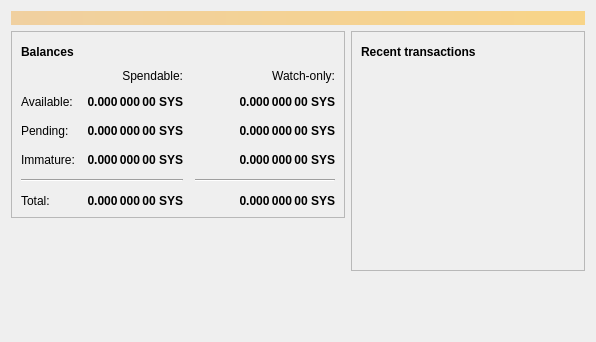
Before: the Qt Designer form src/qt/forms/overviewpage.ui in John-Tonny/vircles, drawn with Qt 5.
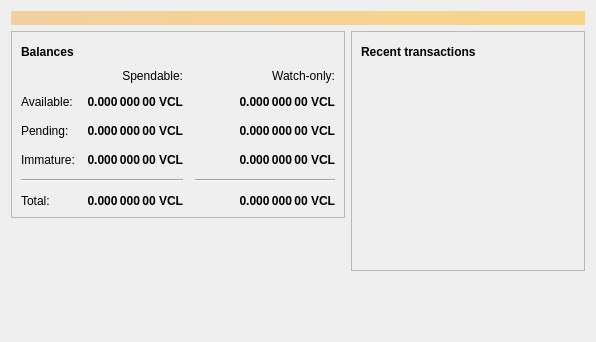
After: the same form once the commit is applied. Icons and pictures are not drawn.

```diff
--- a/src/qt/forms/overviewpage.ui
+++ b/src/qt/forms/overviewpage.ui
@@ -129,7 +129,7 @@
                <string>Unconfirmed transactions to watch-only addresses</string>
               </property>
               <property name="text">
-               <string notr="true">0.000 000 00 SYS</string>
+               <string notr="true">0.000 000 00 VCL</string>
               </property>
               <property name="alignment">
                <set>Qt::AlignRight|Qt::AlignTrailing|Qt::AlignVCenter</set>
@@ -154,7 +154,7 @@
                <string>Total of transactions that have yet to be confirmed, and do not yet count toward the spendable balance</string>
               </property>
               <property name="text">
-               <string notr="true">0.000 000 00 SYS</string>
+               <string notr="true">0.000 000 00 VCL</string>
               </property>
               <property name="alignment">
                <set>Qt::AlignRight|Qt::AlignTrailing|Qt::AlignVCenter</set>
@@ -179,7 +179,7 @@
                <string>Mined balance in watch-only addresses that has not yet matured</string>
               </property>
               <property name="text">
-               <string notr="true">0.000 000 00 SYS</string>
+               <string notr="true">0.000 000 00 VCL</string>
               </property>
               <property name="alignment">
                <set>Qt::AlignRight|Qt::AlignTrailing|Qt::AlignVCenter</set>
@@ -237,7 +237,7 @@
                <string>Mined balance that has not yet matured</string>
               </property>
               <property name="text">
-               <string notr="true">0.000 000 00 SYS</string>
+               <string notr="true">0.000 000 00 VCL</string>
               </property>
               <property name="alignment">
                <set>Qt::AlignRight|Qt::AlignTrailing|Qt::AlignVCenter</set>
@@ -282,7 +282,7 @@
                <string>Your current total balance</string>
               </property>
               <property name="text">
-               <string notr="true">0.000 000 00 SYS</string>
+               <string notr="true">0.000 000 00 VCL</string>
               </property>
               <property name="alignment">
                <set>Qt::AlignRight|Qt::AlignTrailing|Qt::AlignVCenter</set>
@@ -307,7 +307,7 @@
                <string>Current total balance in watch-only addresses</string>
               </property>
               <property name="text">
-               <string notr="true">0.000 000 00 SYS</string>
+               <string notr="true">0.000 000 00 VCL</string>
               </property>
               <property name="alignment">
                <set>Qt::AlignRight|Qt::AlignTrailing|Qt::AlignVCenter</set>
@@ -349,7 +349,7 @@
                <string>Your current spendable balance</string>
               </property>
               <property name="text">
-               <string notr="true">0.000 000 00 SYS</string>
+               <string notr="true">0.000 000 00 VCL</string>
               </property>
               <property name="alignment">
                <set>Qt::AlignRight|Qt::AlignTrailing|Qt::AlignVCenter</set>
@@ -374,7 +374,7 @@
                <string>Your current balance in watch-only addresses</string>
               </property>
               <property name="text">
-               <string notr="true">0.000 000 00 SYS</string>
+               <string notr="true">0.000 000 00 VCL</string>
               </property>
               <property name="alignment">
                <set>Qt::AlignRight|Qt::AlignTrailing|Qt::AlignVCenter</set>
```
